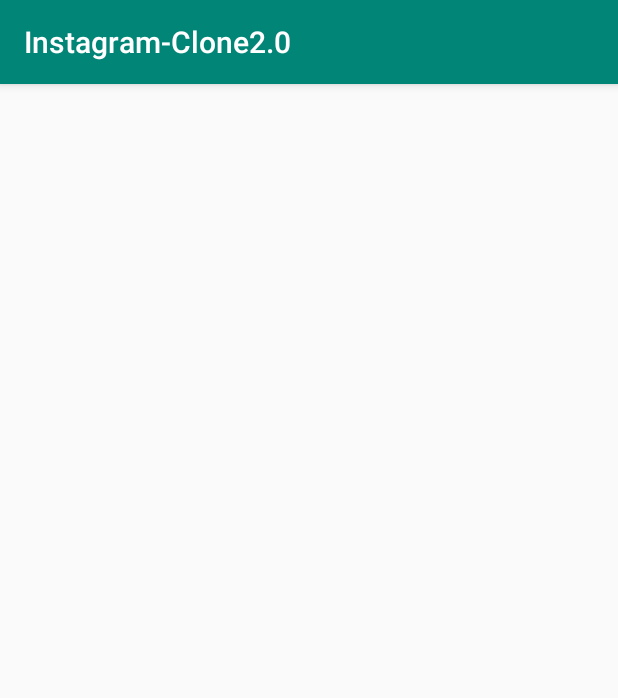
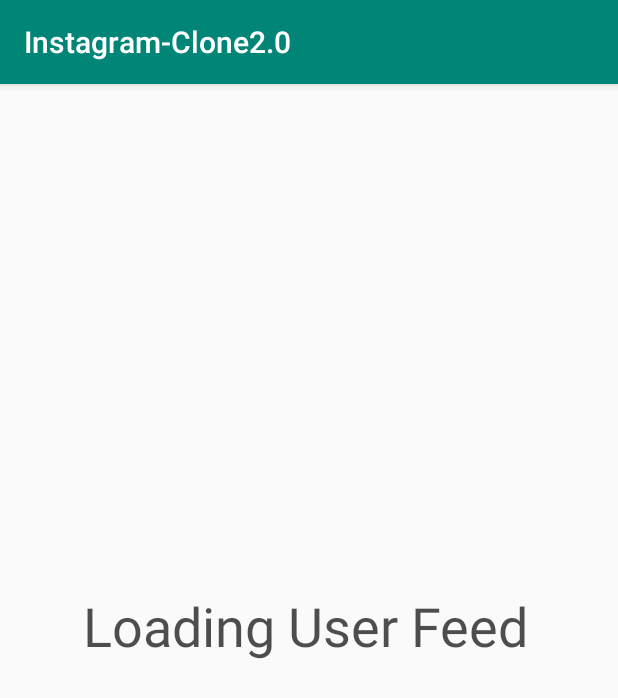
Before and after one commit to ArafathBaig/Instagram-Clone2.0, an Android app: the fragment UsersTab shown on its own in the app's theme, on a phone screen of 412 x 824 dp. Shown: the top 698 px of the screen. Run offline under Robolectric (Android 15) with nearby library versions, the phone set to English and light mode, and no system bars; libraries missing offline, so code that uses them is left out: com.parse; Roboto replaces fonts that are not available here; 3 statements that could not run were skipped.

Commit message:
load commit

```diff
--- a/app/src/main/java/arafath/myappcom/instagram_clone20/UsersTab.java
+++ b/app/src/main/java/arafath/myappcom/instagram_clone20/UsersTab.java
@@ -10,6 +10,7 @@ import android.view.View;
 import android.view.ViewGroup;
 import android.widget.ArrayAdapter;
 import android.widget.ListView;
+import android.widget.TextView;
 
 import com.parse.FindCallback;
 import com.parse.ParseException;
@@ -41,6 +42,7 @@ public class UsersTab extends Fragment {
         listView = view.findViewById(R.id.listView);
         list = new ArrayList();
         arrayAdapter = new ArrayAdapter(getContext(),android.R.layout.simple_list_item_1, list);
+        final TextView textView = view.findViewById(R.id.textLoad);
 
 
         ParseQuery<ParseUser> query = ParseUser.getQuery();
@@ -57,6 +59,8 @@ public class UsersTab extends Fragment {
                         }
 
                         listView.setAdapter(arrayAdapter);
+                        textView.animate().alpha(0).setDuration(1000);
+                        listView.setVisibility(View.VISIBLE);
                     }
                 }
             }
--- a/app/src/main/res/layout/fragment_users_tab.xml
+++ b/app/src/main/res/layout/fragment_users_tab.xml
@@ -2,10 +2,30 @@
 <androidx.constraintlayout.widget.ConstraintLayout xmlns:android="http://schemas.android.com/apk/res/android"
     xmlns:app="http://schemas.android.com/apk/res-auto"
     xmlns:tools="http://schemas.android.com/tools"
+    android:id="@+id/layout"
     android:layout_width="match_parent"
     android:layout_height="match_parent"
     tools:context=".UsersTab">
 
+
+    <TextView
+        android:id="@+id/textLoad"
+        android:layout_width="402dp"
+        android:layout_height="97dp"
+        android:layout_marginStart="174dp"
+        android:layout_marginTop="357dp"
+        android:layout_marginEnd="179dp"
+        android:layout_marginBottom="355dp"
+        android:alpha=".7"
+        android:text="Loading User Feed"
+        android:textAlignment="center"
+        android:textColor="#010102"
+        android:textColorLink="#7599C0"
+        android:textSize="36sp"
+        app:layout_constraintBottom_toBottomOf="parent"
+        app:layout_constraintEnd_toEndOf="parent"
+        app:layout_constraintStart_toStartOf="parent"
+        app:layout_constraintTop_toTopOf="parent" />
 
     <ListView
         android:id="@+id/listView"
@@ -15,9 +35,12 @@
         android:layout_marginTop="6dp"
         android:layout_marginEnd="1dp"
         android:layout_marginBottom="1dp"
+        android:visibility="gone"
         app:layout_constraintBottom_toBottomOf="parent"
         app:layout_constraintEnd_toEndOf="parent"
         app:layout_constraintStart_toStartOf="parent"
         app:layout_constraintTop_toTopOf="parent"
         app:layout_constraintVertical_bias="0.98" />
+
+
 </androidx.constraintlayout.widget.ConstraintLayout>
```
